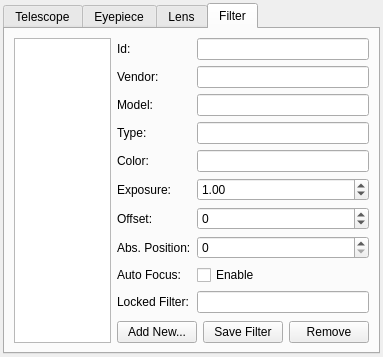
Qt form kstars-astropi/kstars/oal/equipmentwriter.ui (Andre87osx/AstroPi-system) before a commit.
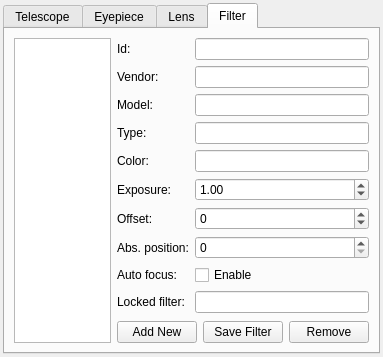
The same form after that commit. The open tabs and pages were chosen to show the change. Icons and pictures are not drawn.

Patch:
```diff
--- a/kstars-astropi/kstars/oal/equipmentwriter.ui
+++ b/kstars-astropi/kstars/oal/equipmentwriter.ui
@@ -737,7 +737,7 @@
            <item row="8" column="0">
             <widget class="QLabel" name="label_21">
              <property name="text">
-              <string>Auto Focus:</string>
+              <string>Auto focus:</string>
              </property>
             </widget>
            </item>
@@ -751,7 +751,7 @@
            <item row="9" column="0">
             <widget class="QLabel" name="label_20">
              <property name="text">
-              <string>Locked Filter:</string>
+              <string>Locked filter:</string>
              </property>
             </widget>
            </item>
@@ -761,7 +761,7 @@
            <item row="7" column="0">
             <widget class="QLabel" name="label_22">
              <property name="text">
-              <string>Abs. Position:</string>
+              <string>Abs. position:</string>
              </property>
             </widget>
            </item>
@@ -795,7 +795,7 @@
            <item>
             <widget class="QPushButton" name="NewFilter">
              <property name="text">
-              <string>Add New...</string>
+              <string>Add New</string>
              </property>
             </widget>
            </item>
```
Left out of the diff: 8 changed lines with no effect on the pictures.
